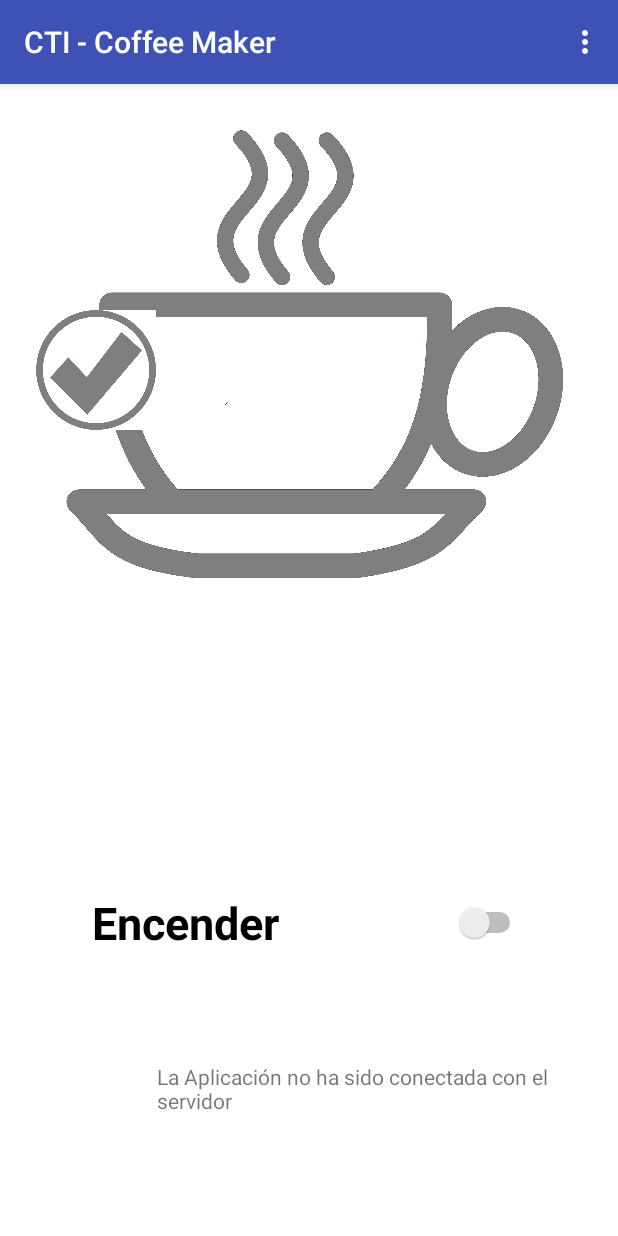
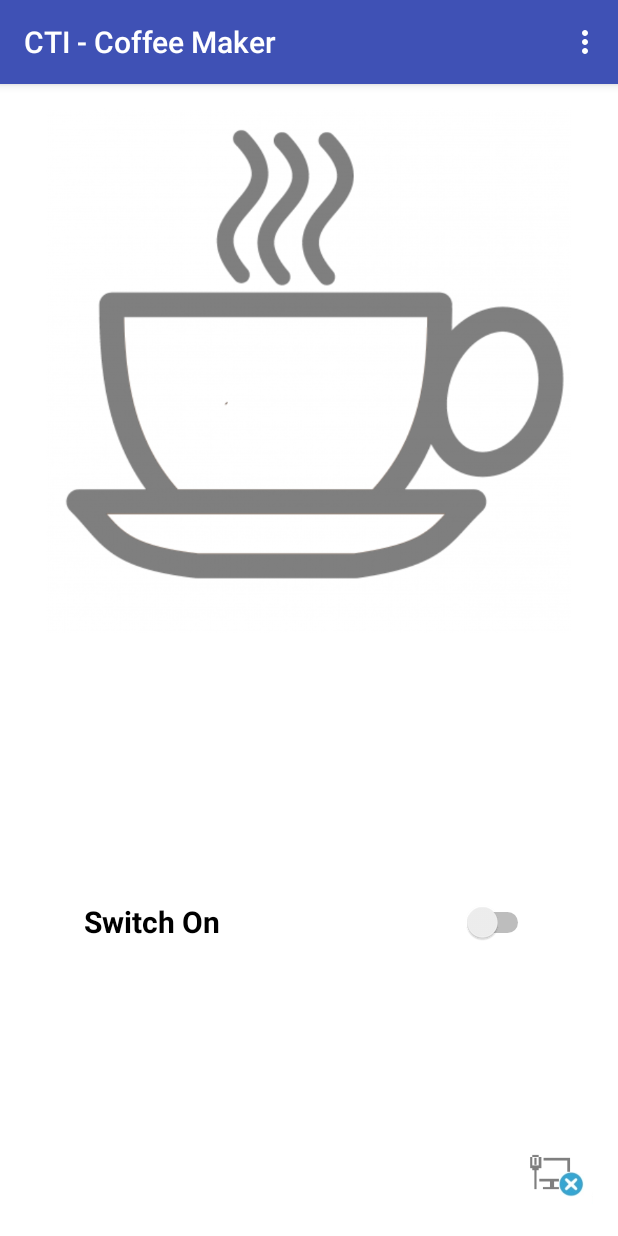
Before and after one commit to ElAngeluz/CoffeeMakerArduino, an Android app: the screen it shows after launch (MainActivity), on a phone screen of 412 x 824 dp. Run offline under Robolectric (Android 15) with nearby library versions, the phone set to English and light mode, and no system bars; libraries missing offline, so code that uses them is left out: org.eclipse.paho; 8 statements that could not run were skipped.

Commit message:
presentacion para show 8 / julio

```diff
--- a/Desarrollo/CoffeeMakerr/app/src/main/AndroidManifest.xml
+++ b/Desarrollo/CoffeeMakerr/app/src/main/AndroidManifest.xml
@@ -13,7 +13,8 @@
         android:icon="@mipmap/ic_launcher"
         android:label="@string/app_name"
         android:supportsRtl="true"
-        android:theme="@style/AppTheme">
+        android:theme="@style/AppTheme"
+        android:largeHeap="true" >
         <activity android:name=".MainActivity">
             <intent-filter>
                 <action android:name="android.intent.action.MAIN" />
--- a/Desarrollo/CoffeeMakerr/app/src/main/java/cti/com/coffeemakerr/MainActivity.java
+++ b/Desarrollo/CoffeeMakerr/app/src/main/java/cti/com/coffeemakerr/MainActivity.java
@@ -1,8 +1,7 @@
 package cti.com.coffeemakerr;
 
+import android.os.Bundle;
 import android.support.v7.app.AppCompatActivity;
-import android.os.Bundle;
-import android.util.Log;
 import android.view.Menu;
 import android.view.MenuInflater;
 import android.view.MenuItem;
@@ -12,12 +11,10 @@ import android.widget.Switch;
 import android.widget.TextView;
 import android.widget.Toast;
 
-//mqtt
 import org.eclipse.paho.android.service.MqttAndroidClient;
 import org.eclipse.paho.client.mqttv3.DisconnectedBufferOptions;
 import org.eclipse.paho.client.mqttv3.IMqttActionListener;
 import org.eclipse.paho.client.mqttv3.IMqttDeliveryToken;
-import org.eclipse.paho.client.mqttv3.IMqttMessageListener;
 import org.eclipse.paho.client.mqttv3.IMqttToken;
 import org.eclipse.paho.client.mqttv3.MqttCallbackExtended;
 import org.eclipse.paho.client.mqttv3.MqttClient;
@@ -27,19 +24,20 @@ import org.eclipse.paho.client.mqttv3.MqttMessage;
 
 import static java.lang.Double.parseDouble;
 
+//mqtt
+
 public class MainActivity extends AppCompatActivity {
 
     private Switch swEncender;
     private ImageView PicCafe;
-    private ImageView PicMensaje;
+    private ImageView PicServer;
     private TextView txtMensaje;
-    private TextView txtConeccion;
 
     MqttAndroidClient mqttAndroidClient;
     MqttConnectOptions mqttConnectOptions;
 
     private static final String USERNAME = "Prototipado";
-    private final String PASSWORD = "password";
+    private final String PASSWORD = "S9i6r3pmQWME";
     final String BROKER = "tcp://m10.cloudmqtt.com:18485";
 
     final String readyMessage = "ready";
@@ -59,13 +57,11 @@ public class MainActivity extends AppCompatActivity {
         super.onCreate(savedInstanceState);
         setContentView(R.layout.activity_main);
 
+        //referencio a los controles
         PicCafe = (ImageView) findViewById(R.id.ImagenCafe);
-        PicMensaje = (ImageView) findViewById(R.id.ImagenCheck);
+        PicServer = (ImageView) findViewById(R.id.ImagenServer);
         swEncender = (Switch) findViewById(R.id.Encendida);
         txtMensaje = (TextView) findViewById(R.id.TextMensaje);
-        txtConeccion = (TextView) findViewById(R.id.TextConeccion);
-
-        txtConeccion.setText("La Aplicación no ha sido conectada con el servidor");
 
         swEncender.setOnCheckedChangeListener(new CompoundButton.OnCheckedChangeListener() {
             @Override
@@ -79,16 +75,18 @@ public class MainActivity extends AppCompatActivity {
                             publishMessage(_TOPCAFETERA,"off");
                     }else{
                         publishMessage(_TOPCAFETERA,readyMessage);
-                        txtMensaje.setText("Cafetera aún no está lista, si no ha puesto la taza, pongala por favor.");
-                        addToHistory("Estamos haciendo revisiones técnicas, espere un momento por favor");
+                        txtMensaje.setText("Coffee maker is not ready, put the coffee pot if it is removed");
+                        addToHistory("Is checking. Wait please");
                         swEncender.setChecked(false);
                     }
                 }else{
-                    addToHistory("Necesita conectar la aplicación al servidor");
+                    addToHistory("You need to connected tha app to server");
                     swEncender.setChecked(false);
                 }
             }
         });
+
+        PicServer.setImageResource(R.drawable.reddisconn);
 
         final String clientId = MqttClient.generateClientId();
         mqttAndroidClient = new MqttAndroidClient(getApplicationContext(), BROKER, clientId);
@@ -106,15 +104,14 @@ public class MainActivity extends AppCompatActivity {
                 if (reconnect) {
                     // Because Clean Session is true, we need to re-subscribe
                     subscribeTopics();
-                } else {
-
+                    PicServer.setImageResource(R.drawable.redconn);
                 }
             }
 
             @Override
             public void connectionLost(Throwable cause) {
                 addToHistory(cause.toString());
-                txtConeccion.setText("La aplicación se ha desconectado del servidor");
+                PicServer.setImageResource(R.drawable.reddisconn);
                 cafeteraNoLista();
             }
 
@@ -132,14 +129,13 @@ public class MainActivity extends AppCompatActivity {
 
             @Override
             public void deliveryComplete(IMqttDeliveryToken token) {
-
             }
         });
     }
 
     private void SetTemperatura(MqttMessage _Message) {
         Tempera = (int)(parseDouble(_Message.toString()) + 0.5d);
-        txtMensaje.setText("Taza lista. La temperatura del café es: " + Tempera + " °C");
+        txtMensaje.setText("Coffee's temperature: " + Tempera + " °C");
         if (Tempera <30)
             PicCafe.setImageResource(R.drawable.frio);
         else if(Tempera >= 30 && Tempera<45)
@@ -159,13 +155,13 @@ public class MainActivity extends AppCompatActivity {
             cafeEncendida = false;
             swEncender.setChecked(false);
             cafeteraNoLista();
-            txtMensaje.setText("La cafetera está Apagada");
+            txtMensaje.setText("Coffee Maker off");
             publishMessage(_TOPCAFETERA,readyMessage);
         }
     }
 
     private void cafeteraLista(){
-        PicMensaje.setImageResource(R.drawable.check);
+
         ready = true;
     }
 
@@ -173,7 +169,7 @@ public class MainActivity extends AppCompatActivity {
         if ( Integer.parseInt(message.toString()) == 0)
         {
             cafeteraNoLista();
-            addToHistory("Taza removida");
+            addToHistory("Coffee pot Remove");
             swEncender.setChecked(false);
         }
         else {
@@ -185,7 +181,7 @@ public class MainActivity extends AppCompatActivity {
 
     private void CafeteraEncendida(MqttMessage message) {
         if (message.toString().equalsIgnoreCase("conectada")){
-            txtMensaje.setText("La cafetera está conectada, estamos verificando que todo este listo para el café");
+            txtMensaje.setText("The Coffee maker is connected, put the coffee pot if it is removed");
             publishMessage(_TOPPROX,readyMessage);
         }
     }
@@ -224,7 +220,7 @@ public class MainActivity extends AppCompatActivity {
     }
 
     private void Ayuda() {
-        addToHistory("En la siguiente versión se va actualizar este módulo");
+        addToHistory("The next version will update this module");
     }
 
     private void conectar() {
@@ -240,7 +236,7 @@ public class MainActivity extends AppCompatActivity {
                     disconnectedBufferOptions.setDeleteOldestMessages(false);
                     mqttAndroidClient.setBufferOpts(disconnectedBufferOptions);
 
-                    txtConeccion.setText("La Aplicación ha sido conectada con el servidor");
+                    PicServer.setImageResource(R.drawable.redconn);
 
                     subscribeTopics();
                 }
@@ -263,12 +259,12 @@ public class MainActivity extends AppCompatActivity {
             mqttAndroidClient.subscribe(subscriptionTopic, 0, null, new IMqttActionListener() {
                 @Override
                 public void onSuccess(IMqttToken asyncActionToken) {
-                    addToHistory("Suscrito a: " + subscriptionTopic);
+                    addToHistory("Subscribe to: " + subscriptionTopic);
                 }
 
                 @Override
                 public void onFailure(IMqttToken asyncActionToken, Throwable exception) {
-                    addToHistory("fallo Suscrito a: " + subscriptionTopic);
+                    addToHistory("fail subscribe to: " + subscriptionTopic);
                 }
             });
         } catch (MqttException ex){
@@ -282,7 +278,7 @@ public class MainActivity extends AppCompatActivity {
             mqttAndroidClient.unsubscribe(unSubscriptionTopic, null, new IMqttActionListener() {
                 @Override
                 public void onSuccess(IMqttToken asyncActionToken) {
-                    addToHistory("ya no esta suscrito a: "+ unSubscriptionTopic);
+                    addToHistory("Unsubscribe to: "+ unSubscriptionTopic);
                 }
 
                 @Override
@@ -302,7 +298,7 @@ public class MainActivity extends AppCompatActivity {
             mqttAndroidClient.publish(TOPIC, message);
             if(!mqttAndroidClient.isConnected()){
                 //code for no connected
-                addToHistory("No se ha conectado");
+                addToHistory("fail to Connected");
             }
         } catch (MqttException e) {
             System.err.println("Error Publishing: " + e.getMessage());
@@ -312,7 +308,6 @@ public class MainActivity extends AppCompatActivity {
 
     private void cafeteraNoLista() {
         unSubscribeToTopic(_TOPTEMPERATURA);
-        PicMensaje.setImageResource(R.drawable.uncheck);
         PicCafe.setImageResource(R.drawable.desconectada);
         ready = false;
     }
--- a/Desarrollo/CoffeeMakerr/app/src/main/res/layout/activity_main.xml
+++ b/Desarrollo/CoffeeMakerr/app/src/main/res/layout/activity_main.xml
@@ -28,14 +28,6 @@
             android:src="@drawable/desconectada"
             android:contentDescription="@string/temperaturaCafe" />
 
-        <ImageView
-            android:layout_width="96dp"
-            android:layout_height="80dp"
-            android:id="@+id/ImagenCheck"
-            android:src="@drawable/uncheck"
-            android:layout_gravity="left|center_vertical"
-            android:contentDescription="@string/sensorproximidad" />
-
 
     </FrameLayout>
 
@@ -45,33 +37,33 @@
         android:layout_centerHorizontal="true"
         android:layout_below="@+id/frameLayout">
 
+        <Switch
+            android:layout_width="300dp"
+            android:layout_height="36dp"
+            android:text="@string/encendido"
+            android:textSize="20sp"
+            android:id="@+id/Encendida"
+            android:layout_gravity="center"
+            android:textStyle="bold" />
+
         <TextView
-            android:layout_width="643dp"
-            android:layout_height="145dp"
+            android:layout_width="match_parent"
+            android:layout_height="72dp"
             android:id="@+id/TextMensaje"
             android:contentDescription="@string/mensajeapp"
             android:layout_gravity="center_horizontal|top"
-            android:textSize="28sp"
+            android:textSize="22dp"
             android:textIsSelectable="false"
             android:autoText="false"
             android:gravity="top"
             android:singleLine="false" />
 
-        <TextView
-            android:layout_width="291dp"
-            android:layout_height="100dp"
-            android:id="@+id/TextConeccion"
-            android:contentDescription="@string/mensajeapp"
-            android:layout_gravity="right|bottom" />
-
-        <Switch
-            android:layout_width="300dp"
-            android:layout_height="90dp"
-            android:text="@string/encendido"
-            android:textSize="30sp"
-            android:id="@+id/Encendida"
-            android:layout_gravity="center"
-            android:padding="5dp"
-            android:textStyle="bold" />
+        <ImageView
+            android:layout_width="50dp"
+            android:layout_height="50dp"
+            android:id="@+id/ImagenServer"
+            android:layout_gravity="right|bottom"
+            android:contentDescription="@string/imagenserver"
+            android:src="@drawable/reddisconn" />
     </FrameLayout>
 </RelativeLayout>
--- a/Desarrollo/CoffeeMakerr/app/src/main/res/values/strings.xml
+++ b/Desarrollo/CoffeeMakerr/app/src/main/res/values/strings.xml
@@ -2,10 +2,11 @@
     <string name="app_name"> CTI - Coffee Maker</string>
     <string name="sensorproximidad">SensorProximidad</string>
     <string name="temperaturaCafe">temperaturaCafe</string>
-    <string name="help">Ayuda</string>
-    <string name="conectar">Conectar</string>
-    <string name="encendido">Encender</string>
+    <string name="help">Help</string>
+    <string name="conectar">Connect</string>
+    <string name="encendido">Switch On</string>
     <string name="mensaje">No Conectada</string>
     <string name="title_activity_publisher">Title</string>
     <string name="mensajeapp">Mensaje</string>
+    <string name="imagenserver">ImagenServer</string>
 </resources>
```
Also changed, not shown: Desarrollo/CoffeeMakerr/app/src/main/res/drawable-normal/caliente.png (added), Desarrollo/CoffeeMakerr/app/src/main/res/drawable-normal/desconectada.png (added), Desarrollo/CoffeeMakerr/app/src/main/res/drawable-normal/enfriandose.png (added), Desarrollo/CoffeeMakerr/app/src/main/res/drawable-normal/frio.png (added), Desarrollo/CoffeeMakerr/app/src/main/res/drawable-normal/mediocalentandose.png (added), Desarrollo/CoffeeMakerr/app/src/main/res/drawable-normal/redconn.png (added), Desarrollo/CoffeeMakerr/app/src/main/res/drawable-normal/reddisconn.png (added), Desarrollo/CoffeeMakerr/app/src/main/res/drawable/check.png (deleted), Desarrollo/CoffeeMakerr/app/src/main/res/drawable/redconn.png (added), Desarrollo/CoffeeMakerr/app/src/main/res/drawable/reddisconn.png (added), Desarrollo/CoffeeMakerr/app/src/main/res/drawable/uncheck.png (deleted), 3 other files.
